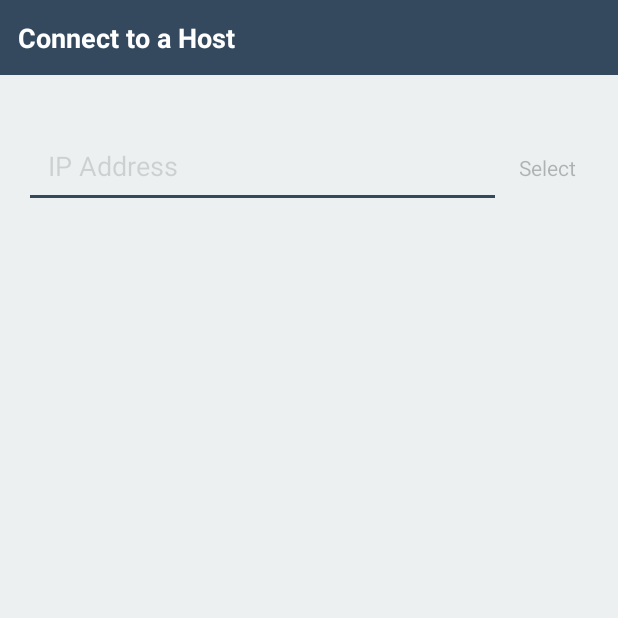
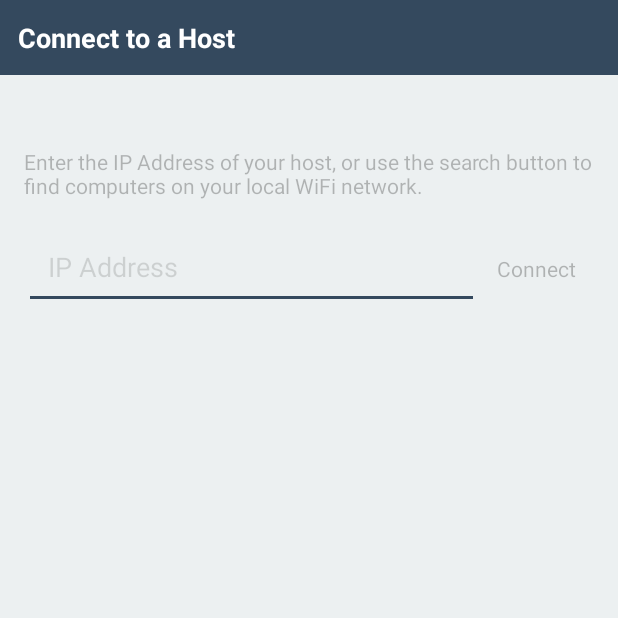
Before and after one commit to mattsilber/gome, an Android app: the screen it shows after launch (ConnectActivity), on a phone screen of 412 x 824 dp, the top half of it. Run offline under Robolectric (Android 15) with nearby library versions, the phone set to English and light mode, and no system bars; libraries missing offline, so code that uses them is left out: com.guardanis.imageloader; plain views replace EditText, TextView; 3 statements that could not run were skipped.

Commit message:
Some descriptive text

```diff
--- a/gome-android-client/src/main/res/layout/activity_connect.xml
+++ b/gome-android-client/src/main/res/layout/activity_connect.xml
@@ -15,11 +15,20 @@
         android:orientation="vertical"
         android:padding="@dimen/base__padding_0">
 
+        <TextView
+            android:layout_width="match_parent"
+            android:layout_height="wrap_content"
+            android:layout_marginTop="@dimen/base__padding_0"
+            android:paddingBottom="@dimen/base__padding_0"
+            android:paddingTop="@dimen/base__padding_0"
+            android:text="@string/ip__input_info"
+            android:textColor="@color/base__text_dark_2"
+            android:textSize="@dimen/base__text_2"/>
+
         <LinearLayout
             android:layout_width="match_parent"
             android:layout_height="wrap_content"
-            android:orientation="horizontal"
-            android:paddingTop="@dimen/base__padding_0">
+            android:orientation="horizontal">
 
             <com.guardanis.fontutils.EditText
                 android:id="@+id/connect__ip"
--- a/gome-android-client/src/main/res/values/strings.xml
+++ b/gome-android-client/src/main/res/values/strings.xml
@@ -29,11 +29,13 @@
     <string name="base__dialog_input_hint">Enter value here</string>
 
 
+    <string name="ip__input_info">Enter the IP Address of your host, or use the search button to find computers on your local WiFi network.</string>
+
     <string name="ip__action_set">Set</string>
     <string name="ip__action_update">Update</string>
     <string name="ip__action_search">Search for Host</string>
     <string name="ip__action_searching">Searching for a host... Please wait...</string>
-    <string name="ip__action_select">Select</string>
+    <string name="ip__action_select">Connect</string>
     <string name="ip__hint">IP Address</string>
 
 
```
